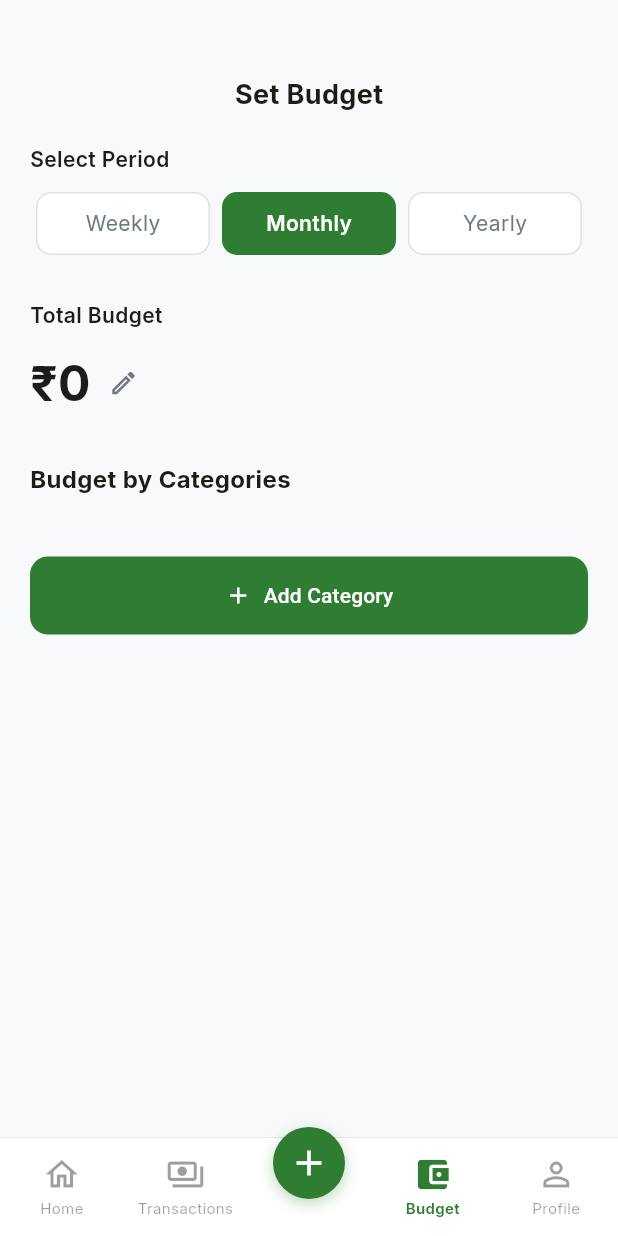
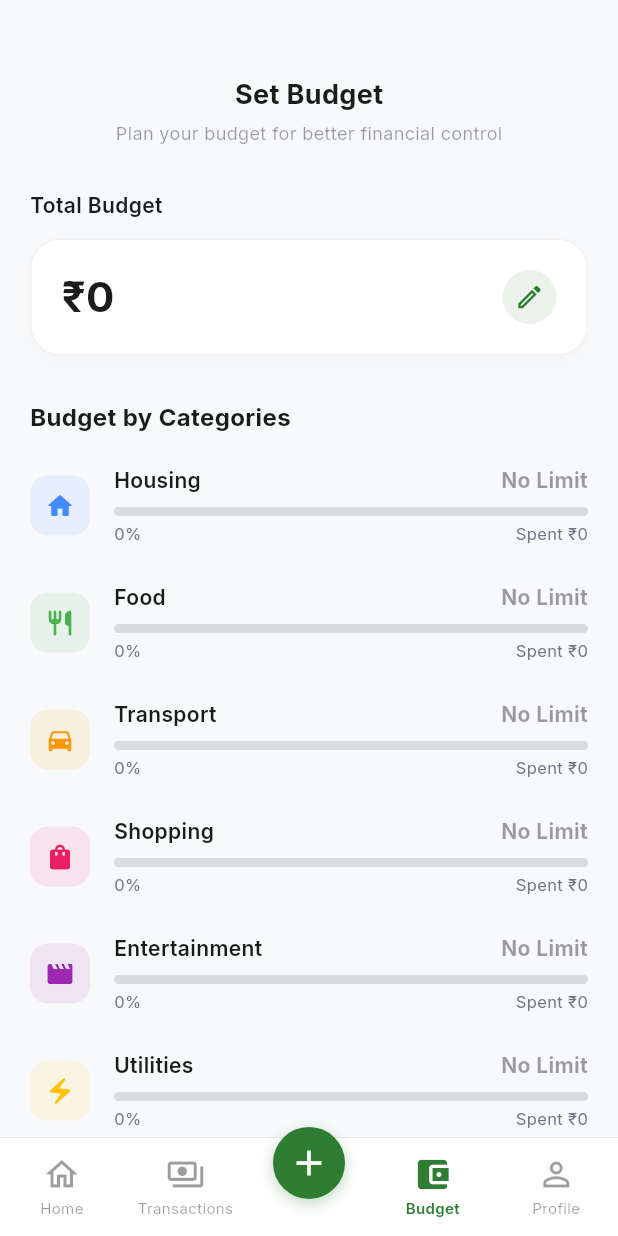
Before and after one commit to SurajChaurasia84/Xpense-Tracker, a Flutter app: the screen it shows once a user with an empty profile is signed in, item 4 of the bottom bar chosen, on a phone screen of 412 x 824 dp. Run offline on Flutter 3.47's test engine with Material 3 defaults, Android fonts, the light colour scheme and no system bars; our stand-ins replace animate_do, cached_network_image, cloud_firestore, firebase_auth, firebase_core, fl_chart and 6 more; accounts and stored records are empty; generated files the repository leaves out were written again.

Commit message:
feat: enhance Budget tab with updated expense insights and interactions

```diff
--- a/lib/screens/tabs/budget_tab.dart
+++ b/lib/screens/tabs/budget_tab.dart
@@ -15,8 +15,6 @@ class BudgetTab extends StatefulWidget {
 }
 
 class _BudgetTabState extends State<BudgetTab> {
-  String _selectedPeriod = 'Monthly';
-
   @override
   Widget build(BuildContext context) {
     final db = Provider.of<DatabaseService>(context);
@@ -32,8 +30,14 @@ class _BudgetTabState extends State<BudgetTab> {
               return const Center(child: CircularProgressIndicator());
             }
 
-            final transactions = txSnapshot.data ?? [];
+            final allTransactions = txSnapshot.data ?? [];
             final budget = budgetSnapshot.data;
+
+            // Default to Monthly filtering (Current month only)
+            final now = DateTime.now();
+            final startDate = DateTime(now.year, now.month, 1);
+
+            final transactions = allTransactions.where((tx) => tx.timestamp.isAfter(startDate)).toList();
 
             // Calculate spending by category
             Map<String, double> spendingByCategory = {};
@@ -43,6 +47,9 @@ class _BudgetTabState extends State<BudgetTab> {
               }
             }
 
+            // Get all 7 expense categories to show them hamesha
+            final allBudgetedCategories = AppCategories.expenseCategories.keys;
+
             return SingleChildScrollView(
               padding: const EdgeInsets.all(20),
               child: Column(
@@ -50,22 +57,28 @@ class _BudgetTabState extends State<BudgetTab> {
                 children: [
                   const SizedBox(height: 30),
                   _buildHeader(),
-                  const SizedBox(height: 20),
-                  _buildPeriodSelector(),
+                  const SizedBox(height: 4),
+                  Center(
+                    child: Text(
+                      'Plan your budget for better financial control',
+                      style: GoogleFonts.inter(fontSize: 12, color: Colors.black38),
+                    ),
+                  ),
                   const SizedBox(height: 30),
-                  _buildTotalBudgetSection(budget?.totalBudget ?? 0, currencyFormat),
+                  _buildTotalBudgetSection(budget?.totalBudget ?? 0, currencyFormat, db),
                   const SizedBox(height: 30),
                   Text(
                     'Budget by Categories',
                     style: GoogleFonts.inter(fontSize: 16, fontWeight: FontWeight.bold),
                   ),
                   const SizedBox(height: 20),
-                  ...spendingByCategory.entries.map((entry) {
-                    final categoryBudget = budget?.categoryBudgets[entry.key] ?? entry.value * 1.2; // fallback
-                    return _categoryBudgetItem(entry.key, entry.value, categoryBudget, currencyFormat);
+                  ...allBudgetedCategories.map((categoryName) {
+                    final spent = spendingByCategory[categoryName] ?? 0.0;
+                    final categoryBudget = budget?.categoryBudgets[categoryName] ?? 0.0;
+                    return _categoryBudgetItem(categoryName, spent, categoryBudget, currencyFormat);
                   }).toList(),
                   const SizedBox(height: 20),
-                  _buildAddCategoryButton(),
+                  _buildAddCategoryButton(db, budget),
                 ],
               ),
             );
@@ -84,50 +97,7 @@ class _BudgetTabState extends State<BudgetTab> {
     );
   }
 
-  Widget _buildPeriodSelector() {
-    return Column(
-      crossAxisAlignment: CrossAxisAlignment.start,
-      children: [
-        Text(
-          'Select Period',
-          style: GoogleFonts.inter(fontSize: 14, fontWeight: FontWeight.w600, color: AppColors.textDark),
-        ),
-        const SizedBox(height: 12),
-        Row(
-          mainAxisAlignment: MainAxisAlignment.spaceBetween,
-          children: ['Weekly', 'Monthly', 'Yearly'].map((period) {
-            final isSelected = _selectedPeriod == period;
-            return Expanded(
-              child: GestureDetector(
-                onTap: () => setState(() => _selectedPeriod = period),
-                child: Container(
-                  margin: const EdgeInsets.symmetric(horizontal: 4),
-                  padding: const EdgeInsets.symmetric(vertical: 10),
-                  decoration: BoxDecoration(
-                    color: isSelected ? AppColors.primary : Colors.white,
-                    borderRadius: BorderRadius.circular(10),
-                    border: Border.all(color: isSelected ? AppColors.primary : Colors.black12),
-                  ),
-                  child: Center(
-                    child: Text(
-                      period,
-                      style: GoogleFonts.inter(
-                        fontSize: 14,
-                        color: isSelected ? Colors.white : AppColors.textLight,
-                        fontWeight: isSelected ? FontWeight.w600 : FontWeight.w400,
-                      ),
-                    ),
-                  ),
-                ),
-              ),
-            );
-          }).toList(),
-        ),
-      ],
-    );
-  }
-
-  Widget _buildTotalBudgetSection(double amount, NumberFormat format) {
+  Widget _buildTotalBudgetSection(double amount, NumberFormat format, DatabaseService db) {
     return Column(
       crossAxisAlignment: CrossAxisAlignment.start,
       children: [
@@ -136,22 +106,84 @@ class _BudgetTabState extends State<BudgetTab> {
           style: GoogleFonts.inter(fontSize: 14, fontWeight: FontWeight.w600, color: AppColors.textDark),
         ),
         const SizedBox(height: 12),
-        Row(
-          children: [
-            Text(
-              format.format(amount),
-              style: GoogleFonts.inter(fontSize: 32, fontWeight: FontWeight.bold, color: AppColors.textDark),
-            ),
-            const SizedBox(width: 12),
-            const Icon(Icons.edit_outlined, color: AppColors.textLight, size: 20),
-          ],
+        Container(
+          padding: const EdgeInsets.symmetric(horizontal: 20, vertical: 18),
+          decoration: BoxDecoration(
+            color: Colors.white,
+            borderRadius: BorderRadius.circular(20),
+            border: Border.all(color: Colors.black.withOpacity(0.05)),
+            boxShadow: [
+              BoxShadow(color: Colors.black.withOpacity(0.02), blurRadius: 10, offset: const Offset(0, 5)),
+            ],
+          ),
+          child: Row(
+            mainAxisAlignment: MainAxisAlignment.spaceBetween,
+            children: [
+              Text(
+                format.format(amount),
+                style: GoogleFonts.inter(fontSize: 28, fontWeight: FontWeight.bold, color: AppColors.textDark),
+              ),
+              GestureDetector(
+                onTap: () => _showSetBudgetDialog(context, db, amount),
+                child: Container(
+                  padding: const EdgeInsets.all(8),
+                  decoration: BoxDecoration(
+                    color: AppColors.primary.withOpacity(0.1),
+                    shape: BoxShape.circle,
+                  ),
+                  child: const Icon(Icons.edit_outlined, color: AppColors.primary, size: 20),
+                ),
+              ),
+            ],
+          ),
         ),
       ],
     );
   }
 
+  void _showSetBudgetDialog(BuildContext context, DatabaseService db, double currentBudget) {
+    final controller = TextEditingController(text: currentBudget > 0 ? currentBudget.toInt().toString() : '');
+    showDialog(
+      context: context,
+      builder: (context) => AlertDialog(
+        shape: RoundedRectangleBorder(borderRadius: BorderRadius.circular(20)),
+        title: Text('Set Total Budget', style: GoogleFonts.inter(fontWeight: FontWeight.bold)),
+        content: TextField(
+          controller: controller,
+          keyboardType: TextInputType.number,
+          decoration: InputDecoration(
+            prefixText: '₹ ',
+            hintText: 'Enter Amount',
+            border: OutlineInputBorder(borderRadius: BorderRadius.circular(12)),
+          ),
+        ),
+        actions: [
+          TextButton(onPressed: () => Navigator.pop(context), child: const Text('Cancel')),
+          ElevatedButton(
+            onPressed: () async {
+              final newBudget = double.tryParse(controller.text) ?? 0;
+              await db.setBudget(BudgetModel(
+                totalBudget: newBudget,
+                period: 'Monthly',
+                categoryBudgets: {}
+              ));
+              Navigator.pop(context);
+            },
+            style: ElevatedButton.styleFrom(
+              backgroundColor: AppColors.primary,
+              foregroundColor: Colors.white,
+              shape: RoundedRectangleBorder(borderRadius: BorderRadius.circular(10)),
+            ),
+            child: const Text('Save'),
+          ),
+        ],
+      ),
+    );
+  }
+
   Widget _categoryBudgetItem(String name, double spent, double total, NumberFormat format) {
-    final percentage = (spent / total).clamp(0.0, 1.0);
+    final hasBudget = total > 0;
+    final percentage = hasBudget ? (spent / total).clamp(0.0, 1.0) : 0.0;
     return Padding(
       padding: const EdgeInsets.only(bottom: 24),
       child: Column(
@@ -175,7 +207,10 @@ class _BudgetTabState extends State<BudgetTab> {
                       mainAxisAlignment: MainAxisAlignment.spaceBetween,
                       children: [
                         Text(name, style: GoogleFonts.inter(fontWeight: FontWeight.w600, fontSize: 14)),
-                        Text(format.format(total), style: GoogleFonts.inter(fontWeight: FontWeight.bold, fontSize: 14)),
+                        Text(
+                          hasBudget ? format.format(total) : 'No Limit',
+                          style: GoogleFonts.inter(fontWeight: FontWeight.bold, fontSize: 14, color: hasBudget ? Colors.black : Colors.black38),
+                        ),
                       ],
                     ),
                     const SizedBox(height: 8),
@@ -184,7 +219,7 @@ class _BudgetTabState extends State<BudgetTab> {
                       child: LinearProgressIndicator(
                         value: percentage,
                         backgroundColor: Colors.black12,
-                        valueColor: AlwaysStoppedAnimation<Color>(AppCategories.getCategoryColor(name)),
+                        valueColor: AlwaysStoppedAnimation<Color>(hasBudget ? AppCategories.getCategoryColor(name) : Colors.grey),
                         minHeight: 6,
                       ),
                     ),
@@ -192,7 +227,10 @@ class _BudgetTabState extends State<BudgetTab> {
                     Row(
                       mainAxisAlignment: MainAxisAlignment.spaceBetween,
                       children: [
-                        Text('${(percentage * 100).toStringAsFixed(0)}%', style: GoogleFonts.inter(fontSize: 11, color: AppColors.textLight)),
+                        Text(
+                          hasBudget ? '${(percentage * 100).toStringAsFixed(0)}%' : '0%',
+                          style: GoogleFonts.inter(fontSize: 11, color: AppColors.textLight),
+                        ),
                         Text('Spent ${format.format(spent)}', style: GoogleFonts.inter(fontSize: 11, color: AppColors.textLight)),
                       ],
                     ),
@@ -206,13 +244,13 @@ class _BudgetTabState extends State<BudgetTab> {
     );
   }
 
-  Widget _buildAddCategoryButton() {
+  Widget _buildAddCategoryButton(DatabaseService db, BudgetModel? currentBudget) {
     return SizedBox(
       width: double.infinity,
       child: ElevatedButton.icon(
-        onPressed: () {},
+        onPressed: () => _showAddCategoryBudgetDialog(context, db, currentBudget),
         icon: const Icon(Icons.add),
-        label: const Text('Add Category'),
+        label: const Text('Add Category Budget'),
         style: ElevatedButton.styleFrom(
           backgroundColor: AppColors.primary,
           foregroundColor: Colors.white,
@@ -223,4 +261,68 @@ class _BudgetTabState extends State<BudgetTab> {
       ),
     );
   }
+
+  void _showAddCategoryBudgetDialog(BuildContext context, DatabaseService db, BudgetModel? currentBudget) {
+    String selectedCategory = AppCategories.expenseCategories.keys.first;
+    final controller = TextEditingController();
+
+    showDialog(
+      context: context,
+      builder: (context) => StatefulBuilder(
+        builder: (context, setDialogState) => AlertDialog(
+          shape: RoundedRectangleBorder(borderRadius: BorderRadius.circular(20)),
+          title: Text('Category Budget', style: GoogleFonts.inter(fontWeight: FontWeight.bold)),
+          content: Column(
+            mainAxisSize: MainAxisSize.min,
+            children: [
+              DropdownButtonFormField<String>(
+                value: selectedCategory,
+                decoration: InputDecoration(
+                  labelText: 'Select Category',
+                  border: OutlineInputBorder(borderRadius: BorderRadius.circular(12)),
+                ),
+                items: AppCategories.expenseCategories.keys.map((cat) => DropdownMenuItem(value: cat, child: Text(cat))).toList(),
+                onChanged: (val) => setDialogState(() => selectedCategory = val!),
+              ),
+              const SizedBox(height: 16),
+              TextField(
+                controller: controller,
+                keyboardType: TextInputType.number,
+                decoration: InputDecoration(
+                  labelText: 'Budget Amount',
+                  prefixText: '₹ ',
+                  border: OutlineInputBorder(borderRadius: BorderRadius.circular(12)),
+                ),
+              ),
+            ],
+          ),
+          actions: [
+            TextButton(onPressed: () => Navigator.pop(context), child: const Text('Cancel')),
+            ElevatedButton(
+              onPressed: () async {
+                final amount = double.tryParse(controller.text) ?? 0;
+                if (amount > 0) {
+                  final newCategoryBudgets = Map<String, double>.from(currentBudget?.categoryBudgets ?? {});
+                  newCategoryBudgets[selectedCategory] = amount;
+
+                  await db.setBudget(BudgetModel(
+                    totalBudget: currentBudget?.totalBudget ?? 0,
+                    period: 'Monthly',
+                    categoryBudgets: newCategoryBudgets,
+                  ));
+                }
+                Navigator.pop(context);
+              },
+              style: ElevatedButton.styleFrom(
+                backgroundColor: AppColors.primary,
+                foregroundColor: Colors.white,
+                shape: RoundedRectangleBorder(borderRadius: BorderRadius.circular(10)),
+              ),
+              child: const Text('Add'),
+            ),
+          ],
+        ),
+      ),
+    );
+  }
 }
```
